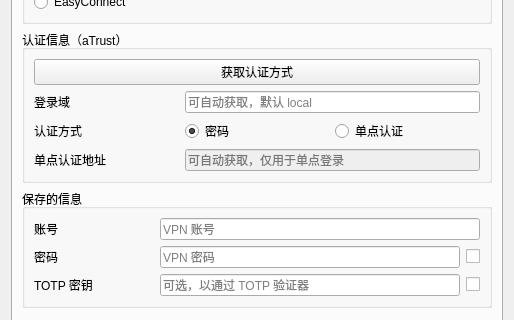
First picture: the form in settingwindow/settingwindow.ui, repository Yukinoshita/EZ4Connect, before the edit; both pictures show x 0 to 514 and y 109 to 429 of the 514 by 519 pixel window.
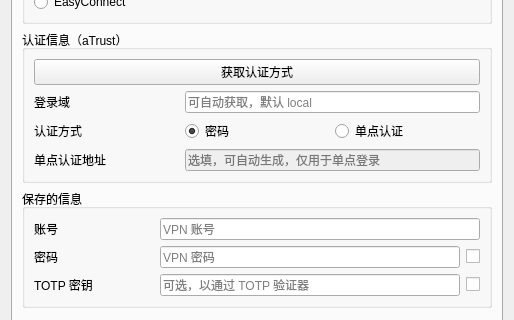
Second picture: the form after the edit. The open tabs and pages were chosen to show the change.

Diff of the .ui file:
```diff
--- a/settingwindow/settingwindow.ui
+++ b/settingwindow/settingwindow.ui
@@ -225,7 +225,7 @@
       <attribute name="title">
        <string>登录</string>
       </attribute>
-      <layout class="QGridLayout">
+      <layout class="QGridLayout" name="gridLayout_9">
        <item row="2" column="0">
         <widget class="QGroupBox" name="authInfoGroupBox">
          <property name="title">
@@ -312,7 +312,7 @@
              <string/>
             </property>
             <property name="placeholderText">
-             <string>可自动获取，仅用于单点登录</string>
+             <string>选填，可自动生成，仅用于单点登录</string>
             </property>
            </widget>
           </item>
```
Left out of the diff: 2 changed lines with no effect on the pictures.
